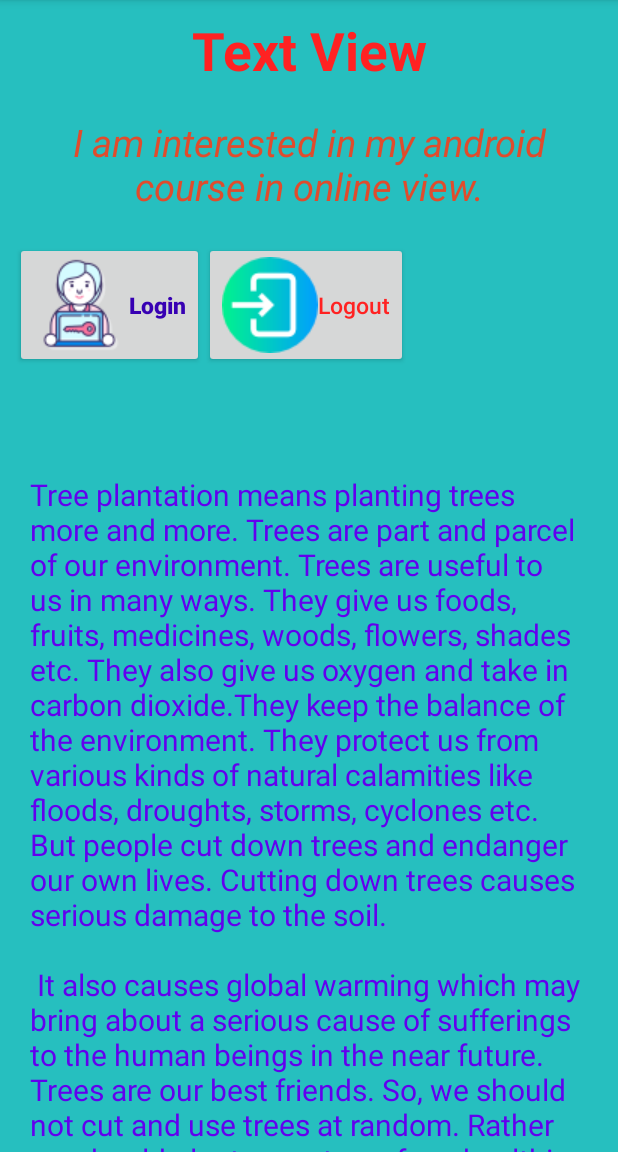
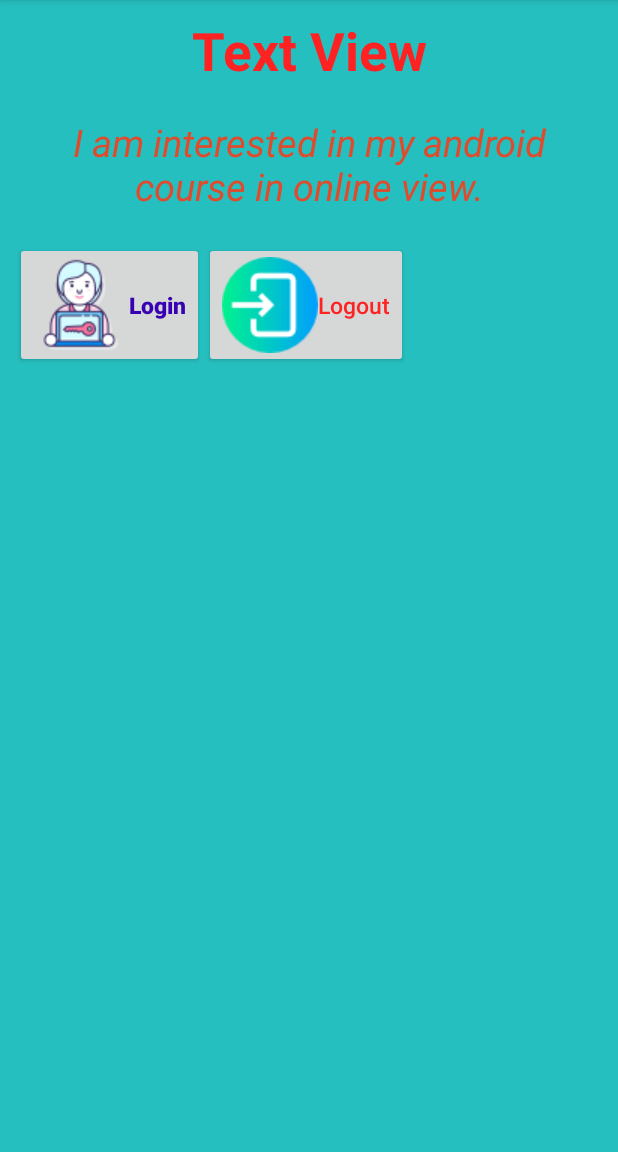
Before and after one commit to ruhulamin63/Android_Apps, an Android app: the screen it shows after launch (MainActivity), on a phone screen of 412 x 824 dp, the part 84-1236 px from its top. Run offline under Robolectric (Android 15) with nearby library versions, the phone set to English and light mode, and no system bars.

Commit message:
delete Scroll testView

```diff
--- a/app/src/main/res/layout/activity_main.xml
+++ b/app/src/main/res/layout/activity_main.xml
@@ -80,22 +80,4 @@
                 android:textAlignment="center"
                 android:id="@+id/LoginTextId"
                 />
-
-        <ScrollView
-            android:layout_height="match_parent"
-            android:layout_width="match_parent">
-
-            <TextView
-                android:id="@+id/LargeTextViewId"
-                android:layout_height="wrap_content"
-                android:layout_width="match_parent"
-                android:textSize="20sp"
-                android:textColorHighlight="@color/colorAccent"
-                android:textIsSelectable="true"
-                android:textColor="@color/colorPrimary"
-                android:text="@string/large_text"
-                android:padding="20dp"
-                />
-        </ScrollView>
-
 </LinearLayout>
```
